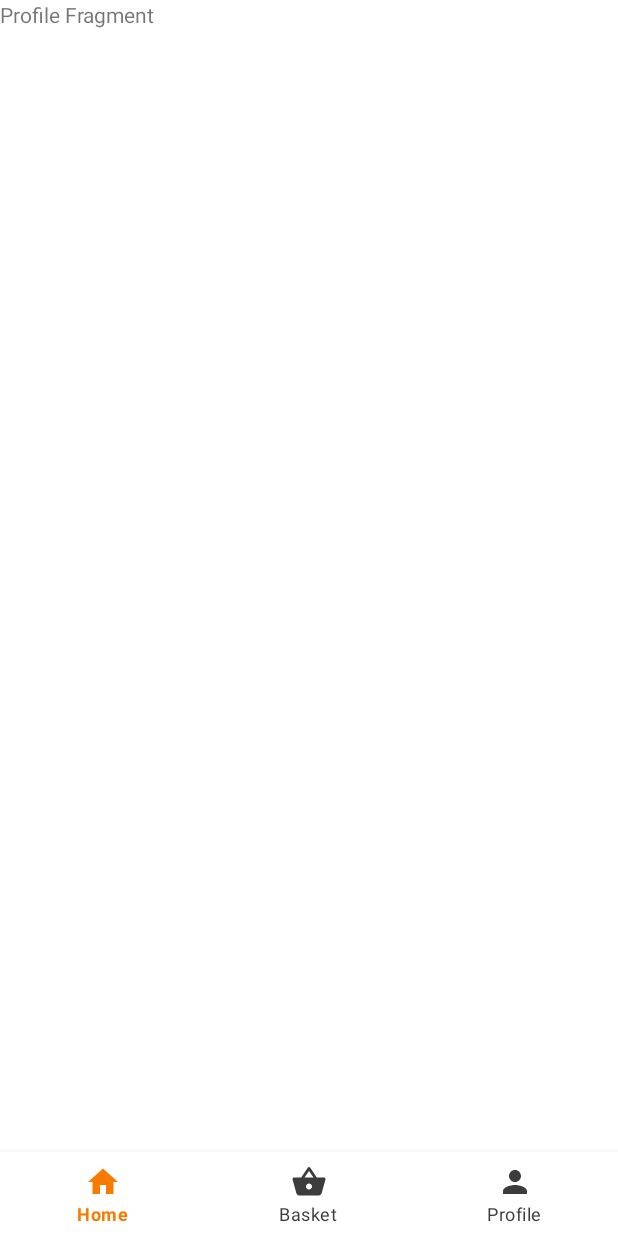
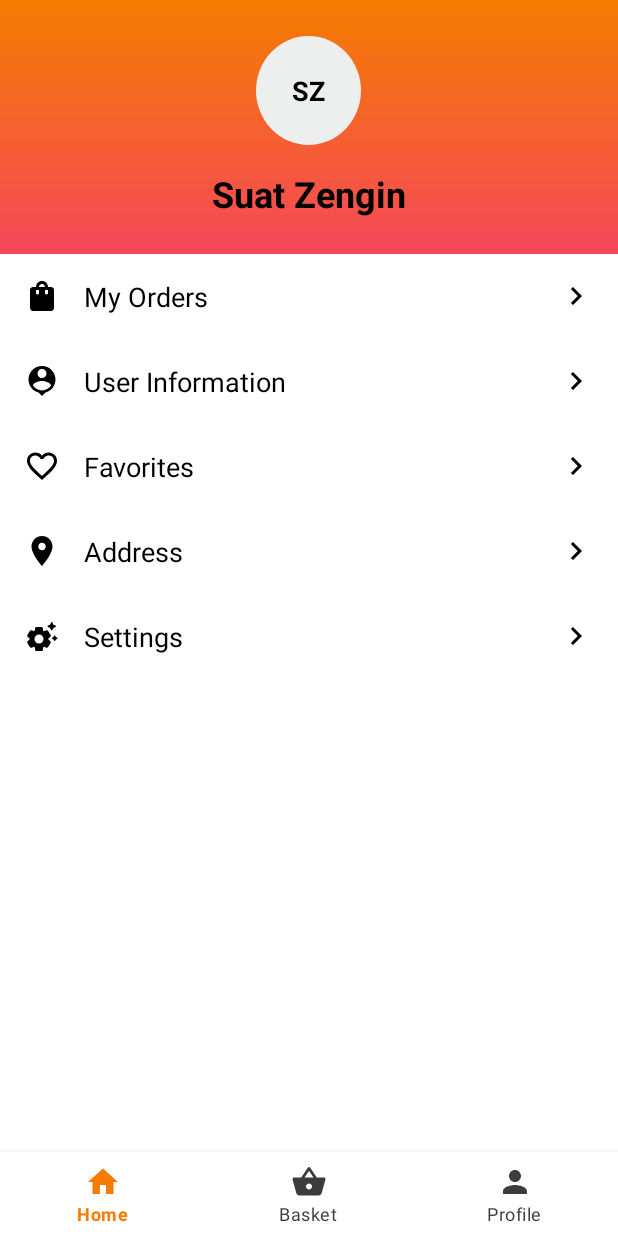
Before and after one commit to iamsuatzengin/fake-store-andro, an Android app: the ProfileFragment screen opened through its navigation route, on a phone screen of 412 x 824 dp. Run offline under Robolectric (Android 15) with nearby library versions, the phone set to English and light mode, and no system bars; our stand-ins replace Dagger/Hilt's generated code, navigation-ui.

Commit message:
Add profile screen design

```diff
--- /dev/null
+++ b/app/src/main/java/com/example/fakestoreandro/ui/customview/PRow.kt
@@ -0,0 +1,47 @@
+package com.example.fakestoreandro.ui.customview
+
+import android.content.Context
+import android.graphics.drawable.Drawable
+import android.util.AttributeSet
+import android.view.LayoutInflater
+import android.widget.LinearLayout
+import com.example.fakestoreandro.R
+import com.example.fakestoreandro.databinding.LayoutProwBinding
+
+class PRow @JvmOverloads constructor(
+    context: Context,
+    attrs: AttributeSet? = null,
+    defStyleAttr: Int = 0
+) : LinearLayout(context, attrs, defStyleAttr) {
+
+    private val binding = LayoutProwBinding.inflate(
+        LayoutInflater.from(context), this
+    )
+
+    init {
+        val typedArray = context.obtainStyledAttributes(attrs, R.styleable.PRow)
+
+        typedArray.apply {
+
+            val icon = getDrawable(R.styleable.PRow_startIcon)
+            val text = getString(R.styleable.PRow_text)
+
+            setRowStartIcon(icon = icon)
+            setRowText(text)
+        }.recycle()
+    }
+
+    fun setRowStartIcon(icon: Drawable?) {
+        icon?.let {
+            binding.ivIcon.setImageDrawable(icon)
+        }
+    }
+
+    fun setRowText(text: String?) {
+        binding.tvText.text = text
+    }
+
+    fun setOnRowClickListener(listener: () -> Unit) {
+        binding.layoutContainer.setOnClickListener { listener.invoke() }
+    }
+}
--- a/app/src/main/java/com/example/fakestoreandro/ui/profile/ProfileFragment.kt
+++ b/app/src/main/java/com/example/fakestoreandro/ui/profile/ProfileFragment.kt
@@ -1,7 +1,9 @@
 package com.example.fakestoreandro.ui.profile
 
+import android.graphics.Color
 import android.os.Bundle
 import android.view.View
+import androidx.core.content.res.ResourcesCompat
 import androidx.fragment.app.Fragment
 import com.example.fakestoreandro.R
 import com.example.fakestoreandro.databinding.FragmentProfileBinding
@@ -13,6 +15,22 @@ class ProfileFragment : Fragment(R.layout.fragment_profile) {
     override fun onViewCreated(view: View, savedInstanceState: Bundle?) {
         super.onViewCreated(view, savedInstanceState)
 
+        binding.rowMyOrders.setOnRowClickListener {
+            println("row tiklandi ! - myOrders")
+        }
+    }
+
+    override fun onStart() {
+        super.onStart()
+
+        requireActivity().window.statusBarColor =
+            ResourcesCompat.getColor(resources, R.color.color_button_orange, null)
+    }
+
+    override fun onDestroy() {
+        super.onDestroy()
+
+        requireActivity().window.statusBarColor = Color.WHITE
     }
 
 }
--- /dev/null
+++ b/app/src/main/res/drawable/bg_name_first_char_circular.xml
@@ -0,0 +1,11 @@
+<?xml version="1.0" encoding="utf-8"?>
+<shape xmlns:android="http://schemas.android.com/apk/res/android"
+    android:shape="oval">
+
+    <solid android:color="@color/color_gray" />
+    <padding
+        android:bottom="@dimen/padding_24dp"
+        android:left="@dimen/padding_24dp"
+        android:right="@dimen/padding_24dp"
+        android:top="@dimen/padding_24dp" />
+</shape>
--- /dev/null
+++ b/app/src/main/res/drawable/bg_profile_header.xml
@@ -0,0 +1,9 @@
+<?xml version="1.0" encoding="utf-8"?>
+<shape xmlns:android="http://schemas.android.com/apk/res/android">
+
+    <gradient
+        android:angle="-90"
+        android:endColor="@color/color_button_pink"
+        android:startColor="@color/color_button_orange"
+        android:type="linear" />
+</shape>
--- /dev/null
+++ b/app/src/main/res/drawable/ic_favorite_border.xml
@@ -0,0 +1,5 @@
+<vector android:height="24dp" android:tint="#000000"
+    android:viewportHeight="24" android:viewportWidth="24"
+    android:width="24dp" xmlns:android="http://schemas.android.com/apk/res/android">
+    <path android:fillColor="@android:color/white" android:pathData="M16.5,3c-1.74,0 -3.41,0.81 -4.5,2.09C10.91,3.81 9.24,3 7.5,3 4.42,3 2,5.42 2,8.5c0,3.78 3.4,6.86 8.55,11.54L12,21.35l1.45,-1.32C18.6,15.36 22,12.28 22,8.5 22,5.42 19.58,3 16.5,3zM12.1,18.55l-0.1,0.1 -0.1,-0.1C7.14,14.24 4,11.39 4,8.5 4,6.5 5.5,5 7.5,5c1.54,0 3.04,0.99 3.57,2.36h1.87C13.46,5.99 14.96,5 16.5,5c2,0 3.5,1.5 3.5,3.5 0,2.89 -3.14,5.74 -7.9,10.05z"/>
+</vector>
--- /dev/null
+++ b/app/src/main/res/drawable/ic_location.xml
@@ -0,0 +1,5 @@
+<vector android:height="24dp" android:tint="#000000"
+    android:viewportHeight="24" android:viewportWidth="24"
+    android:width="24dp" xmlns:android="http://schemas.android.com/apk/res/android">
+    <path android:fillColor="@android:color/white" android:pathData="M12,2C8.13,2 5,5.13 5,9c0,5.25 7,13 7,13s7,-7.75 7,-13c0,-3.87 -3.13,-7 -7,-7zM12,11.5c-1.38,0 -2.5,-1.12 -2.5,-2.5s1.12,-2.5 2.5,-2.5 2.5,1.12 2.5,2.5 -1.12,2.5 -2.5,2.5z"/>
+</vector>
--- /dev/null
+++ b/app/src/main/res/drawable/ic_navigate_next.xml
@@ -0,0 +1,5 @@
+<vector android:autoMirrored="true" android:height="24dp"
+    android:tint="#000000" android:viewportHeight="24"
+    android:viewportWidth="24" android:width="24dp" xmlns:android="http://schemas.android.com/apk/res/android">
+    <path android:fillColor="@android:color/white" android:pathData="M10,6L8.59,7.41 13.17,12l-4.58,4.59L10,18l6,-6z"/>
+</vector>
--- /dev/null
+++ b/app/src/main/res/drawable/ic_person_pin.xml
@@ -0,0 +1,5 @@
+<vector android:height="24dp" android:tint="#000000"
+    android:viewportHeight="24" android:viewportWidth="24"
+    android:width="24dp" xmlns:android="http://schemas.android.com/apk/res/android">
+    <path android:fillColor="@android:color/white" android:pathData="M12,2c-4.97,0 -9,4.03 -9,9 0,4.17 2.84,7.67 6.69,8.69L12,22l2.31,-2.31C18.16,18.67 21,15.17 21,11c0,-4.97 -4.03,-9 -9,-9zM12,4c1.66,0 3,1.34 3,3s-1.34,3 -3,3 -3,-1.34 -3,-3 1.34,-3 3,-3zM12,18.3c-2.5,0 -4.71,-1.28 -6,-3.22 0.03,-1.99 4,-3.08 6,-3.08 1.99,0 5.97,1.09 6,3.08 -1.29,1.94 -3.5,3.22 -6,3.22z"/>
+</vector>
--- /dev/null
+++ b/app/src/main/res/drawable/ic_setting.xml
@@ -0,0 +1,10 @@
+<vector xmlns:android="http://schemas.android.com/apk/res/android"
+    android:width="24dp"
+    android:height="24dp"
+    android:tint="#000000"
+    android:viewportWidth="24"
+    android:viewportHeight="24">
+    <path
+        android:fillColor="@android:color/white"
+        android:pathData="M18.04,7.99l-0.63,-1.4l-1.4,-0.63c-0.39,-0.18 -0.39,-0.73 0,-0.91l1.4,-0.63l0.63,-1.4c0.18,-0.39 0.73,-0.39 0.91,0l0.63,1.4l1.4,0.63c0.39,0.18 0.39,0.73 0,0.91l-1.4,0.63l-0.63,1.4C18.78,8.38 18.22,8.38 18.04,7.99zM21.28,12.72L20.96,12c-0.18,-0.39 -0.73,-0.39 -0.91,0l-0.32,0.72L19,13.04c-0.39,0.18 -0.39,0.73 0,0.91l0.72,0.32L20.04,15c0.18,0.39 0.73,0.39 0.91,0l0.32,-0.72L22,13.96c0.39,-0.18 0.39,-0.73 0,-0.91L21.28,12.72zM16.24,14.37l1.23,0.93c0.4,0.3 0.51,0.86 0.26,1.3l-1.62,2.8c-0.25,0.44 -0.79,0.62 -1.25,0.42l-1.43,-0.6c-0.2,0.13 -0.42,0.26 -0.64,0.37l-0.19,1.54c-0.06,0.5 -0.49,0.88 -0.99,0.88H8.38c-0.5,0 -0.93,-0.38 -0.99,-0.88L7.2,19.59c-0.22,-0.11 -0.43,-0.23 -0.64,-0.37l-1.43,0.6c-0.46,0.2 -1,0.02 -1.25,-0.42l-1.62,-2.8c-0.25,-0.44 -0.14,-0.99 0.26,-1.3l1.23,-0.93C3.75,14.25 3.75,14.12 3.75,14s0,-0.25 0.01,-0.37L2.53,12.7c-0.4,-0.3 -0.51,-0.86 -0.26,-1.3l1.62,-2.8c0.25,-0.44 0.79,-0.62 1.25,-0.42l1.43,0.6c0.2,-0.13 0.42,-0.26 0.64,-0.37l0.19,-1.54C7.45,6.38 7.88,6 8.38,6h3.23c0.5,0 0.93,0.38 0.99,0.88l0.19,1.54c0.22,0.11 0.43,0.23 0.64,0.37l1.43,-0.6c0.46,-0.2 1,-0.02 1.25,0.42l1.62,2.8c0.25,0.44 0.14,0.99 -0.26,1.3l-1.23,0.93c0.01,0.12 0.01,0.24 0.01,0.37S16.25,14.25 16.24,14.37zM13,14c0,-1.66 -1.34,-3 -3,-3s-3,1.34 -3,3s1.34,3 3,3S13,15.66 13,14z" />
+</vector>
--- /dev/null
+++ b/app/src/main/res/drawable/ic_shopping_bag.xml
@@ -0,0 +1,5 @@
+<vector android:height="24dp" android:tint="#000000"
+    android:viewportHeight="24" android:viewportWidth="24"
+    android:width="24dp" xmlns:android="http://schemas.android.com/apk/res/android">
+    <path android:fillColor="@android:color/white" android:pathData="M18,6h-2c0,-2.21 -1.79,-4 -4,-4S8,3.79 8,6H6C4.9,6 4,6.9 4,8v12c0,1.1 0.9,2 2,2h12c1.1,0 2,-0.9 2,-2V8C20,6.9 19.1,6 18,6zM10,10c0,0.55 -0.45,1 -1,1s-1,-0.45 -1,-1V8h2V10zM12,4c1.1,0 2,0.9 2,2h-4C10,4.9 10.9,4 12,4zM16,10c0,0.55 -0.45,1 -1,1s-1,-0.45 -1,-1V8h2V10z"/>
+</vector>
--- a/app/src/main/res/layout/fragment_profile.xml
+++ b/app/src/main/res/layout/fragment_profile.xml
@@ -1,13 +1,73 @@
 <?xml version="1.0" encoding="utf-8"?>
-<FrameLayout xmlns:android="http://schemas.android.com/apk/res/android"
+<LinearLayout xmlns:android="http://schemas.android.com/apk/res/android"
+    xmlns:app="http://schemas.android.com/apk/res-auto"
     xmlns:tools="http://schemas.android.com/tools"
     android:layout_width="match_parent"
     android:layout_height="match_parent"
+    android:orientation="vertical"
     tools:context=".ui.profile.ProfileFragment">
 
-    <TextView
+    <LinearLayout
         android:layout_width="match_parent"
-        android:layout_height="match_parent"
-        android:text="Profile Fragment" />
+        android:layout_height="wrap_content"
+        android:background="@drawable/bg_profile_header"
+        android:gravity="center"
+        android:orientation="vertical"
+        android:padding="@dimen/padding_24dp"
+        app:layout_constraintEnd_toEndOf="parent"
+        app:layout_constraintStart_toStartOf="parent"
+        app:layout_constraintTop_toTopOf="parent">
 
-</FrameLayout>
+        <FrameLayout
+            android:layout_width="wrap_content"
+            android:layout_height="wrap_content"
+            android:background="@drawable/bg_name_first_char_circular">
+
+            <TextView
+                style="@style/Title.Bold"
+                android:layout_width="wrap_content"
+                android:layout_height="wrap_content"
+                android:text="SZ" />
+        </FrameLayout>
+
+        <TextView
+            style="@style/Title.Bold"
+            android:layout_width="wrap_content"
+            android:layout_height="wrap_content"
+            android:layout_marginTop="@dimen/margin_16dp"
+            android:text="Suat Zengin"
+            android:textSize="24sp" />
+    </LinearLayout>
+
+    <com.example.fakestoreandro.ui.customview.PRow
+        android:id="@+id/row_my_orders"
+        android:layout_width="match_parent"
+        android:layout_height="wrap_content"
+        app:startIcon="@drawable/ic_shopping_bag"
+        app:text="My Orders" />
+
+    <com.example.fakestoreandro.ui.customview.PRow
+        android:layout_width="match_parent"
+        android:layout_height="wrap_content"
+        app:startIcon="@drawable/ic_person_pin"
+        app:text="User Information" />
+
+    <com.example.fakestoreandro.ui.customview.PRow
+        android:layout_width="match_parent"
+        android:layout_height="wrap_content"
+        app:startIcon="@drawable/ic_favorite_border"
+        app:text="Favorites" />
+
+    <com.example.fakestoreandro.ui.customview.PRow
+        android:layout_width="match_parent"
+        android:layout_height="wrap_content"
+        app:startIcon="@drawable/ic_location"
+        app:text="Address" />
+
+
+    <com.example.fakestoreandro.ui.customview.PRow
+        android:layout_width="match_parent"
+        android:layout_height="wrap_content"
+        app:startIcon="@drawable/ic_setting"
+        app:text="Settings" />
+</LinearLayout>
--- /dev/null
+++ b/app/src/main/res/layout/layout_prow.xml
@@ -0,0 +1,37 @@
+<?xml version="1.0" encoding="utf-8"?>
+<merge xmlns:android="http://schemas.android.com/apk/res/android"
+    xmlns:tools="http://schemas.android.com/tools">
+
+    <LinearLayout
+        android:id="@+id/layout_container"
+        android:layout_width="match_parent"
+        android:layout_height="wrap_content"
+        android:background="?selectableItemBackground"
+        android:orientation="horizontal"
+        android:padding="@dimen/padding_16dp">
+
+        <ImageView
+            android:id="@+id/iv_icon"
+            android:layout_width="wrap_content"
+            android:layout_height="wrap_content"
+            android:contentDescription="@string/content_desc_row_icon"
+            android:src="@drawable/ic_person_pin" />
+
+        <TextView
+            android:id="@+id/tv_text"
+            android:layout_width="0dp"
+            android:layout_height="wrap_content"
+            android:layout_marginStart="@dimen/margin_16dp"
+            android:layout_weight="1"
+            android:textColor="@color/black"
+            android:textSize="@dimen/text_size_18sp"
+            tools:text="User Information" />
+
+        <ImageView
+            android:id="@+id/iv_ic_navigate_next"
+            android:layout_width="wrap_content"
+            android:layout_height="wrap_content"
+            android:contentDescription="@string/content_desc_navigate_next_icon"
+            android:src="@drawable/ic_navigate_next" />
+    </LinearLayout>
+</merge>
--- /dev/null
+++ b/app/src/main/res/values/attrs.xml
@@ -0,0 +1,7 @@
+<?xml version="1.0" encoding="utf-8"?>
+<resources>
+    <declare-styleable name="PRow">
+        <attr name="text" format="string"/>
+        <attr name="startIcon" format="reference"/>
+    </declare-styleable>
+</resources>
--- a/app/src/main/res/values/dimens.xml
+++ b/app/src/main/res/values/dimens.xml
@@ -22,5 +22,6 @@
     <dimen name="text_size_18sp">18sp</dimen>
     <dimen name="size_1dp">1dp</dimen>
     <dimen name="margin_24dp">24dp</dimen>
+    <dimen name="padding_24dp">24dp</dimen>
 
 </resources>
--- a/app/src/main/res/values/strings.xml
+++ b/app/src/main/res/values/strings.xml
@@ -27,4 +27,6 @@
     <string name="content_description_increase_button">Increase Button</string>
     <string name="content_description_decrease_button">Decrease Button</string>
     <string name="text_basket_empty_state">Your cart is empty.\nStart shopping by adding your favorite products!</string>
+    <string name="content_desc_row_icon">row icon</string>
+    <string name="content_desc_navigate_next_icon">Navigate next icon</string>
 </resources>
```
